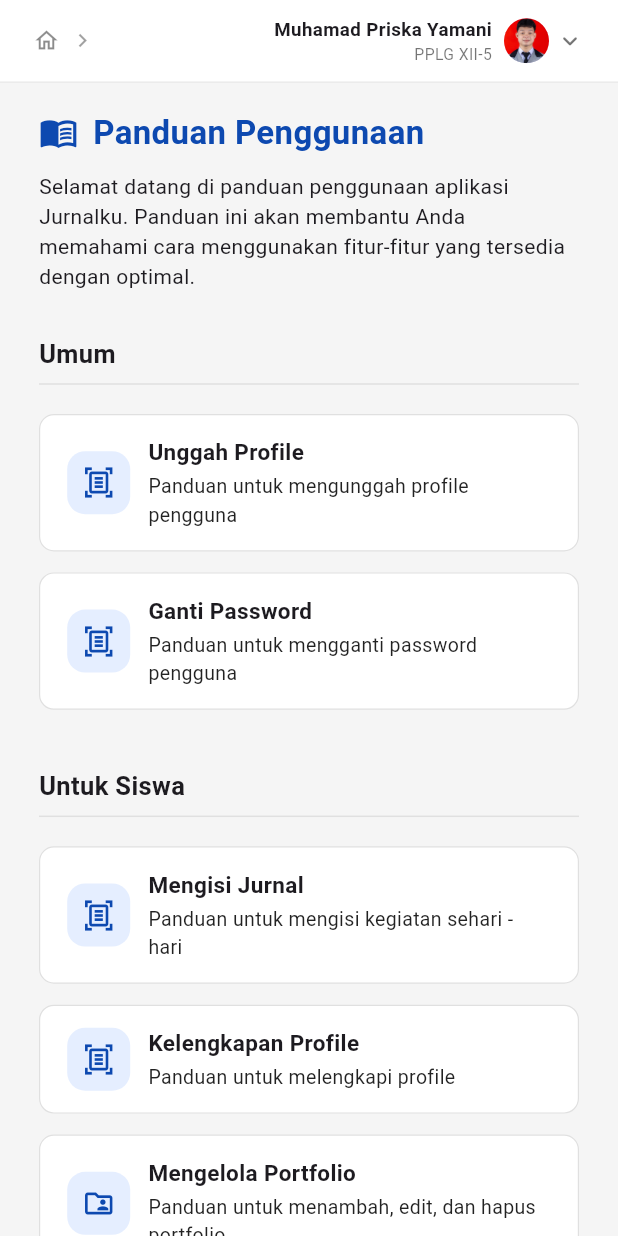
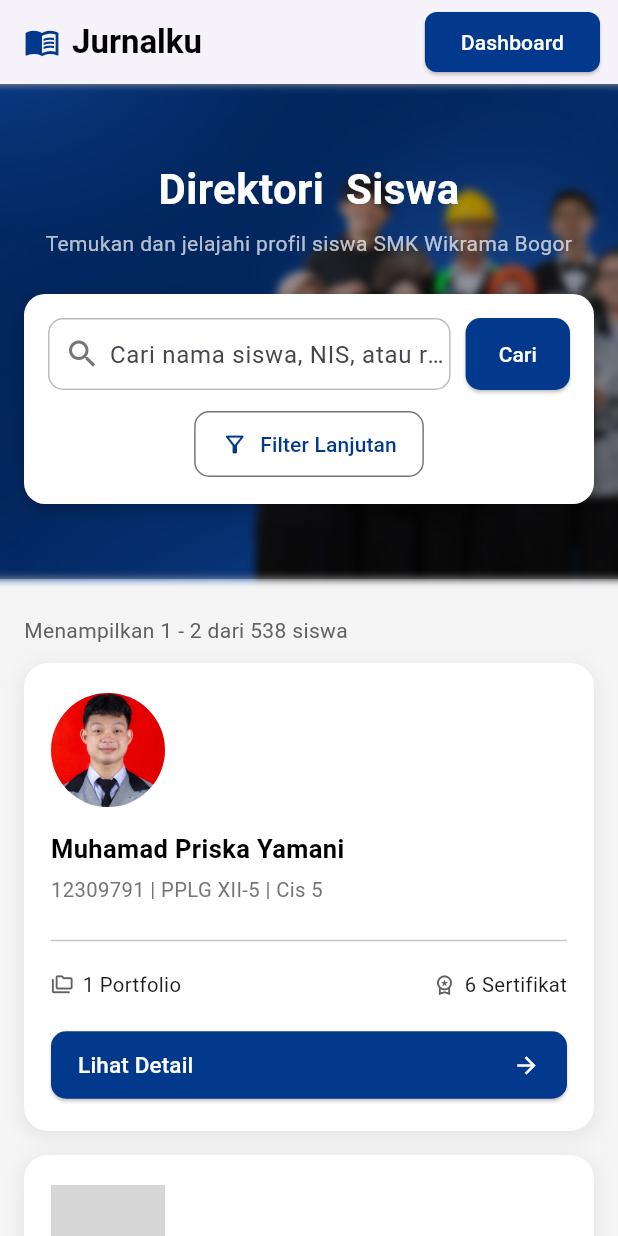
Before and after one commit to muhamadpriskayamani/Jurnalku, a Flutter app: the screen it shows after launch, on a phone screen of 412 x 824 dp. Run offline on Flutter 3.47's test engine with Material 3 defaults, Android fonts, the phone set to English and light mode, and no system bars; our stand-ins replace font_awesome_flutter, google_fonts; grey boxes are pictures that could not be loaded.

Commit message:
update explore page

```diff
--- /dev/null
+++ b/lib/explore_page.dart
@@ -0,0 +1,471 @@
+import 'package:flutter/material.dart';
+import 'package:font_awesome_flutter/font_awesome_flutter.dart';
+import 'package:google_fonts/google_fonts.dart';
+
+import 'dart:ui';
+
+class ExplorePage extends StatelessWidget {
+  final Color primaryColor = const Color(0xFF02398C);
+
+  const ExplorePage({super.key});
+
+  @override
+  Widget build(BuildContext context) {
+    return Scaffold(
+      backgroundColor: Colors.grey[100],
+
+      appBar: AppBar(
+        backgroundColor: Colors.white,
+        elevation: 2,
+        title: Row(
+          children: [
+            Icon(Icons.menu_book, color: primaryColor),
+            SizedBox(width: 8),
+            Text(
+              "Jurnalku",
+              style: TextStyle(
+                color: Colors.black,
+                fontWeight: FontWeight.bold,
+              ),
+            ),
+          ],
+        ),
+        actions: [
+          Padding(
+            padding: EdgeInsets.symmetric(horizontal: 12.0),
+            child: ElevatedButton(
+              onPressed: () {},
+              style: ElevatedButton.styleFrom(
+                backgroundColor: primaryColor,
+                shape: RoundedRectangleBorder(
+                  borderRadius: BorderRadius.circular(8),
+                ),
+              ),
+              child: Text("Dashboard", style: TextStyle(color: Colors.white)),
+            ),
+          ),
+        ],
+      ),
+
+      body: SingleChildScrollView(
+        child: Column(
+          children: [
+            Stack(
+              children: [
+                SizedBox(
+                  height: 330,
+                  width: double.infinity,
+                  child: Image.asset(
+                    'assets/images/bgwk.jpg',
+                    fit: BoxFit.cover,
+                  ),
+                ),
+
+                Positioned.fill(
+                  child: BackdropFilter(
+                    filter: ImageFilter.blur(sigmaX: 3, sigmaY: 3),
+                    child: Container(color: Colors.black.withOpacity(0.35)),
+                  ),
+                ),
+
+                Positioned.fill(
+                  child: Column(
+                    mainAxisAlignment: MainAxisAlignment.center,
+                    children: [
+                      Text(
+                        "Direktori  Siswa",
+                        style: TextStyle(
+                          color: Colors.white,
+                          fontSize: 28,
+                          fontWeight: FontWeight.w700,
+                        ),
+                      ),
+                      SizedBox(height: 6),
+                      Text(
+                        "Temukan dan jelajahi profil siswa SMK Wikrama Bogor",
+                        style: TextStyle(color: Colors.white70, fontSize: 14),
+                        textAlign: TextAlign.center,
+                      ),
+                      SizedBox(height: 24),
+                      Padding(
+                        padding: EdgeInsets.symmetric(horizontal: 16),
+                        child: Container(
+                          padding: EdgeInsets.all(16),
+                          decoration: BoxDecoration(
+                            color: Colors.white,
+                            borderRadius: BorderRadius.circular(14),
+                            boxShadow: [
+                              BoxShadow(
+                                color: Colors.black26,
+                                blurRadius: 8,
+                                offset: Offset(0, 3),
+                              ),
+                            ],
+                          ),
+                          child: Column(
+                            children: [
+                              Row(
+                                children: [
+                                  Expanded(
+                                    child: Container(
+                                      height: 48,
+                                      decoration: BoxDecoration(
+                                        borderRadius: BorderRadius.circular(10),
+                                        border: Border.all(
+                                          color: Colors.grey[400]!,
+                                        ),
+                                      ),
+                                      child: Row(
+                                        children: [
+                                          SizedBox(width: 10),
+                                          Icon(
+                                            Icons.search,
+                                            color: Colors.grey[600],
+                                          ),
+                                          SizedBox(width: 6),
+                                          Expanded(
+                                            child: TextField(
+                                              decoration: InputDecoration(
+                                                hintText:
+                                                    "Cari nama siswa, NIS, atau rombel...",
+                                                border: InputBorder.none,
+                                              ),
+                                            ),
+                                          ),
+                                        ],
+                                      ),
+                                    ),
+                                  ),
+                                  SizedBox(width: 10),
+
+                                  SizedBox(
+                                    height: 48,
+                                    child: ElevatedButton(
+                                      onPressed: () {},
+                                      style: ElevatedButton.styleFrom(
+                                        backgroundColor: Color(0xFF02398C),
+                                        padding: EdgeInsets.symmetric(
+                                          horizontal: 22,
+                                        ),
+                                        shape: RoundedRectangleBorder(
+                                          borderRadius: BorderRadius.circular(
+                                            10,
+                                          ),
+                                        ),
+                                      ),
+                                      child: Text(
+                                        "Cari",
+                                        style: TextStyle(color: Colors.white),
+                                      ),
+                                    ),
+                                  ),
+                                ],
+                              ),
+
+                              SizedBox(height: 12),
+
+                              OutlinedButton.icon(
+                                onPressed: () {},
+                                icon: Icon(
+                                  Icons.filter_alt_outlined,
+                                  color: Color(0xFF02398C),
+                                ),
+                                label: Text(
+                                  "Filter Lanjutan",
+                                  style: TextStyle(color: Color(0xFF02398C)),
+                                ),
+                                style: OutlinedButton.styleFrom(
+                                  padding: EdgeInsets.symmetric(
+                                    horizontal: 18,
+                                    vertical: 12,
+                                  ),
+                                  // side: BorderSide(color: Color(0xFF02398C)),
+                                  shape: RoundedRectangleBorder(
+                                    borderRadius: BorderRadius.circular(10),
+                                  ),
+                                ),
+                              ),
+                            ],
+                          ),
+                        ),
+                      ),
+                    ],
+                  ),
+                ),
+              ],
+            ),
+            SizedBox(height: 24),
+            Padding(
+              padding: EdgeInsets.symmetric(horizontal: 16),
+              child: Align(
+                alignment: Alignment.centerLeft,
+                child: Text(
+                  "Menampilkan 1 - 2 dari 538 siswa",
+                  style: TextStyle(color: Colors.grey[700]),
+                ),
+              ),
+            ),
+            SizedBox(height: 12),
+            Padding(
+              padding: EdgeInsets.symmetric(horizontal: 16),
+              child: Column(
+                children: [
+                  buildCard(
+                    "Muhamad Priska Yamani",
+                    "12309791",
+                    "PPLG XII-5",
+                    "Cis 5",
+                    "1 Portfolio",
+                    "6 Sertifikat",
+                    "assets/images/profile.jpg",
+                  ),
+                  buildCard(
+                    "Muhammad Nur Rizky",
+                    "12309886",
+                    "PPLG XII-5",
+                    "Cia 5",
+                    "1 Portfolio",
+                    "10 Sertifikat",
+                    "assets/images/nur.jpg",
+                  ),
+                  buildCard(
+                    "Raffi Gusti Putra",
+                    "12309972",
+                    "PPLG XII-5",
+                    "Wik 4",
+                    "1 Portfolio",
+                    "11 Sertifikat",
+                    "assets/images/rapi.jpg",
+                  ),
+                  buildCard(
+                    "Ahmad Syakarudin",
+                    "12309504",
+                    "PPLG XII-5",
+                    "Cia 6",
+                    "3 Portfolio",
+                    "12 Sertifikat",
+                    "assets/images/mad.jpg",
+                  ),
+                  buildCard(
+                    "Pandu Putra Pratama",
+                    "1251082",
+                    "PPLG XII-5",
+                    "Cib 3",
+                    "2 Portfolio",
+                    "15 Sertifikat",
+                    "assets/images/pan.jpg",
+                  ),
+                ],
+              ),
+            ),
+            SizedBox(height: 20),
+
+            Row(
+              mainAxisAlignment: MainAxisAlignment.spaceEvenly,
+              children: [
+                ElevatedButton(
+                  onPressed: () {},
+                  style: ElevatedButton.styleFrom(
+                    backgroundColor: Colors.white,
+                    elevation: 0,
+                    side: BorderSide(color: Colors.grey.shade400),
+                    shape: RoundedRectangleBorder(
+                      borderRadius: BorderRadius.circular(12),
+                    ),
+                    padding: EdgeInsets.symmetric(horizontal: 20, vertical: 12),
+                  ),
+                  child: Row(
+                    children: [
+                      Icon(Icons.arrow_back, color: Colors.black87),
+                      SizedBox(width: 6),
+                      Text("Previous", style: TextStyle(color: Colors.black87)),
+                    ],
+                  ),
+                ),
+
+                ElevatedButton(
+                  onPressed: () {},
+                  style: ElevatedButton.styleFrom(
+                    backgroundColor: Colors.white,
+                    elevation: 0,
+                    side: BorderSide(color: Colors.grey.shade400),
+                    shape: RoundedRectangleBorder(
+                      borderRadius: BorderRadius.circular(12),
+                    ),
+                    padding: EdgeInsets.symmetric(horizontal: 28, vertical: 12),
+                  ),
+                  child: Row(
+                    children: [
+                      Text("Next", style: TextStyle(color: Colors.black87)),
+                      SizedBox(width: 6),
+                      Icon(Icons.arrow_forward, color: Colors.black87),
+                    ],
+                  ),
+                ),
+              ],
+            ),
+            SizedBox(height: 30),
+            Container(
+              width: double.infinity,
+              padding: EdgeInsets.symmetric(vertical: 30),
+              color: Color.fromARGB(255, 22, 25, 130),
+              child: Column(
+                children: [
+                  Row(
+                    mainAxisAlignment: MainAxisAlignment.center,
+                    children: [
+                      FaIcon(
+                        FontAwesomeIcons.whatsapp,
+                        color: Colors.white,
+                        size: 23,
+                      ),
+                      SizedBox(width: 18),
+                      FaIcon(
+                        FontAwesomeIcons.instagram,
+                        color: Colors.white,
+                        size: 23,
+                      ),
+                      SizedBox(width: 18),
+                      FaIcon(
+                        FontAwesomeIcons.linkedin,
+                        color: Colors.white,
+                        size: 23,
+                      ),
+                      SizedBox(width: 18),
+                      FaIcon(
+                        FontAwesomeIcons.youtube,
+                        color: Colors.white,
+                        size: 23,
+                      ),
+                    ],
+                  ),
+
+                  SizedBox(height: 20),
+                  Text(
+                    "© GEN-28 PPLG SMK Wikrama Bogor. All Rights \nReserved.",
+                    textAlign: TextAlign.center,
+                    style: GoogleFonts.poppins(
+                      fontSize: 18,
+                      color: Colors.white,
+                    ),
+                  ),
+                ],
+              ),
+            ),
+          ],
+        ),
+      ),
+    );
+  }
+
+  Widget buildCard(
+    String nama,
+    String nis,
+    String rombel,
+    String rayon,
+    String portfolio,
+    String sertifikat,
+    String fotoPath,
+  ) {
+    return Container(
+      margin: EdgeInsets.only(bottom: 16),
+      decoration: BoxDecoration(
+        color: Colors.white,
+        borderRadius: BorderRadius.circular(16),
+        boxShadow: [
+          BoxShadow(
+            color: Colors.black.withOpacity(0.07),
+            blurRadius: 10,
+            spreadRadius: 1,
+            offset: Offset(0, 3),
+          ),
+        ],
+      ),
+      padding: EdgeInsets.symmetric(vertical: 20, horizontal: 18),
+      child: Column(
+        crossAxisAlignment: CrossAxisAlignment.start,
+        children: [
+          CircleAvatar(radius: 38, backgroundImage: AssetImage(fotoPath)),
+          SizedBox(height: 16),
+          Text(
+            nama,
+            style: TextStyle(
+              fontWeight: FontWeight.bold,
+              fontSize: 17,
+              color: Colors.black,
+            ),
+            textAlign: TextAlign.center,
+          ),
+          SizedBox(height: 6),
+          Text(
+            "$nis | $rombel | $rayon",
+            style: TextStyle(color: Colors.grey[600], fontSize: 13.5),
+            textAlign: TextAlign.center,
+          ),
+
+          SizedBox(height: 16),
+          Divider(),
+          SizedBox(height: 12),
+
+          Row(
+            mainAxisAlignment: MainAxisAlignment.spaceBetween,
+            children: [
+              Row(
+                children: [
+                  Icon(
+                    Icons.folder_copy_outlined,
+                    color: Colors.grey[700],
+                    size: 15,
+                  ),
+                  SizedBox(width: 6),
+                  Text(portfolio, style: TextStyle(fontSize: 13.5)),
+                ],
+              ),
+              Row(
+                children: [
+                  Icon(
+                    Icons.workspace_premium_outlined,
+                    color: Colors.grey[700],
+                    size: 15,
+                  ),
+                  SizedBox(width: 6),
+                  Text(sertifikat, style: TextStyle(fontSize: 13.5)),
+                ],
+              ),
+            ],
+          ),
+
+          SizedBox(height: 20),
+          SizedBox(
+            width: double.infinity,
+            child: ElevatedButton(
+              onPressed: () {},
+              style: ElevatedButton.styleFrom(
+                backgroundColor: Color(0xFF02398C),
+                padding: EdgeInsets.symmetric(horizontal: 18, vertical: 12),
+                shape: RoundedRectangleBorder(
+                  borderRadius: BorderRadius.circular(10),
+                ),
+              ),
+              child: Row(
+                mainAxisAlignment: MainAxisAlignment.spaceBetween,
+                children: [
+                  Text(
+                    "Lihat Detail",
+                    style: TextStyle(
+                      color: Colors.white,
+                      fontWeight: FontWeight.w500,
+                      fontSize: 15,
+                    ),
+                  ),
+                  SizedBox(width: 8),
+                  Icon(Icons.arrow_forward, color: Colors.white, size: 18),
+                ],
+              ),
+            ),
+          ),
+        ],
+      ),
+    );
+  }
+}
--- a/lib/main.dart
+++ b/lib/main.dart
@@ -1,5 +1,6 @@
 import 'package:flutter/material.dart';
 import 'package:jurnalku/panduan_pengguna.dart';
+import 'package:jurnalku/explore_page.dart';
 
 void main() {
   runApp(const MyApp());
@@ -14,7 +15,7 @@ class MyApp extends StatelessWidget {
     return MaterialApp(
       title: 'Flutter Demo',
       debugShowCheckedModeBanner: false,
-      home: PanduanPengguna(),
+      home: ExplorePage(),
     );
   }
 }
--- a/pubspec.yaml
+++ b/pubspec.yaml
@@ -34,6 +34,8 @@ dependencies:
   # The following adds the Cupertino Icons font to your application.
   # Use with the CupertinoIcons class for iOS style icons.
   cupertino_icons: ^1.0.8
+  font_awesome_flutter: ^10.9.1
+  google_fonts: ^6.3.2
 
 dev_dependencies:
   flutter_test:
```
Also changed, not shown: assets/images/bgwk.jpg (added), pubspec.lock, 5 other files.
